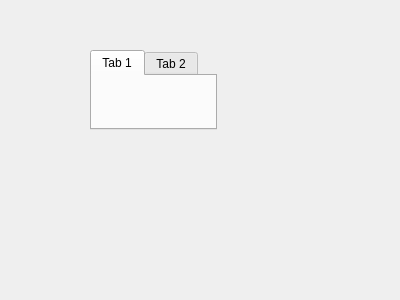
This is ankimorphs/ui/tab_widget.ui in mortii/anki-morphs as Qt 5 draws it before an edit. The edited form follows.
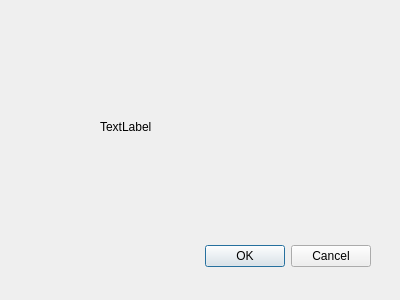
This is the edited form.

Patch:
```diff
--- a/ankimorphs/ui/tab_widget.ui
+++ b/ankimorphs/ui/tab_widget.ui
@@ -1,7 +1,7 @@
 <?xml version="1.0" encoding="UTF-8"?>
 <ui version="4.0">
- <class>Form</class>
- <widget class="QWidget" name="Form">
+ <class>Dialog</class>
+ <widget class="QDialog" name="Dialog">
   <property name="geometry">
    <rect>
     <x>0</x>
@@ -13,25 +13,34 @@
   <property name="windowTitle">
    <string>Form</string>
   </property>
-  <widget class="QTabWidget" name="tabWidget">
+  <widget class="QDialogButtonBox" name="buttonBox">
    <property name="geometry">
     <rect>
-     <x>90</x>
-     <y>50</y>
-     <width>127</width>
-     <height>80</height>
+     <x>30</x>
+     <y>240</y>
+     <width>341</width>
+     <height>32</height>
     </rect>
    </property>
-   <widget class="QWidget" name="tab">
-    <attribute name="title">
-     <string>Tab 1</string>
-    </attribute>
-   </widget>
-   <widget class="QWidget" name="tab_2">
-    <attribute name="title">
-     <string>Tab 2</string>
-    </attribute>
-   </widget>
+   <property name="orientation">
+    <enum>Qt::Horizontal</enum>
+   </property>
+   <property name="standardButtons">
+    <set>QDialogButtonBox::Cancel|QDialogButtonBox::Ok</set>
+   </property>
+  </widget>
+  <widget class="QLabel" name="label">
+   <property name="geometry">
+    <rect>
+     <x>100</x>
+     <y>120</y>
+     <width>57</width>
+     <height>14</height>
+    </rect>
+   </property>
+   <property name="text">
+    <string>TextLabel</string>
+   </property>
   </widget>
  </widget>
  <resources/>
```
Left out of the diff: 37 changed lines with no effect on the pictures.
